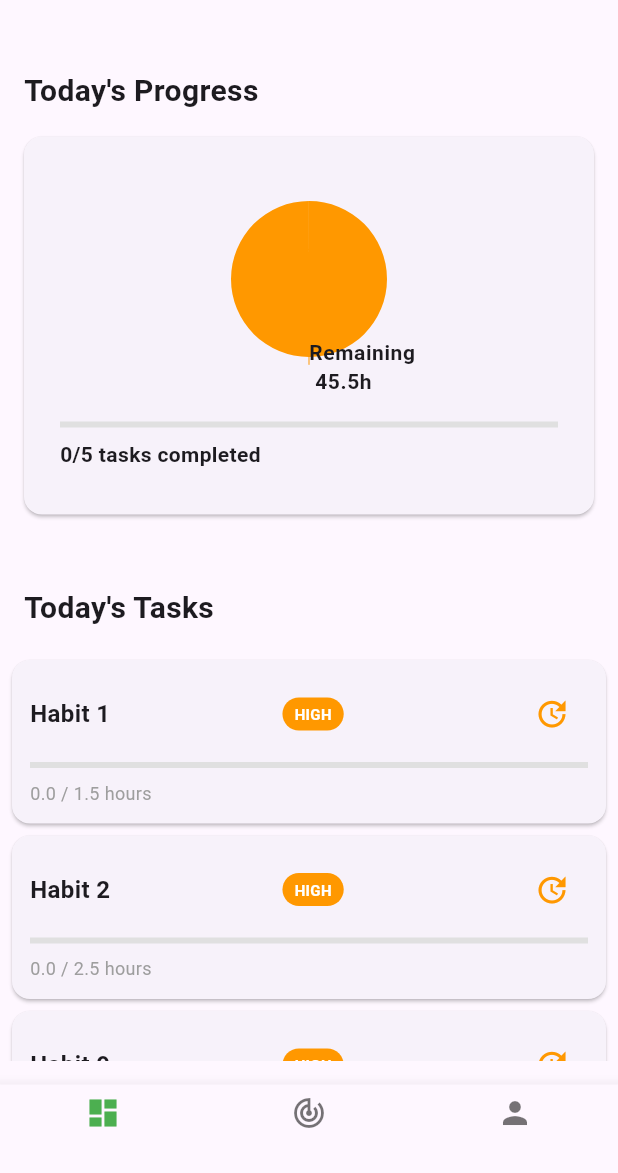
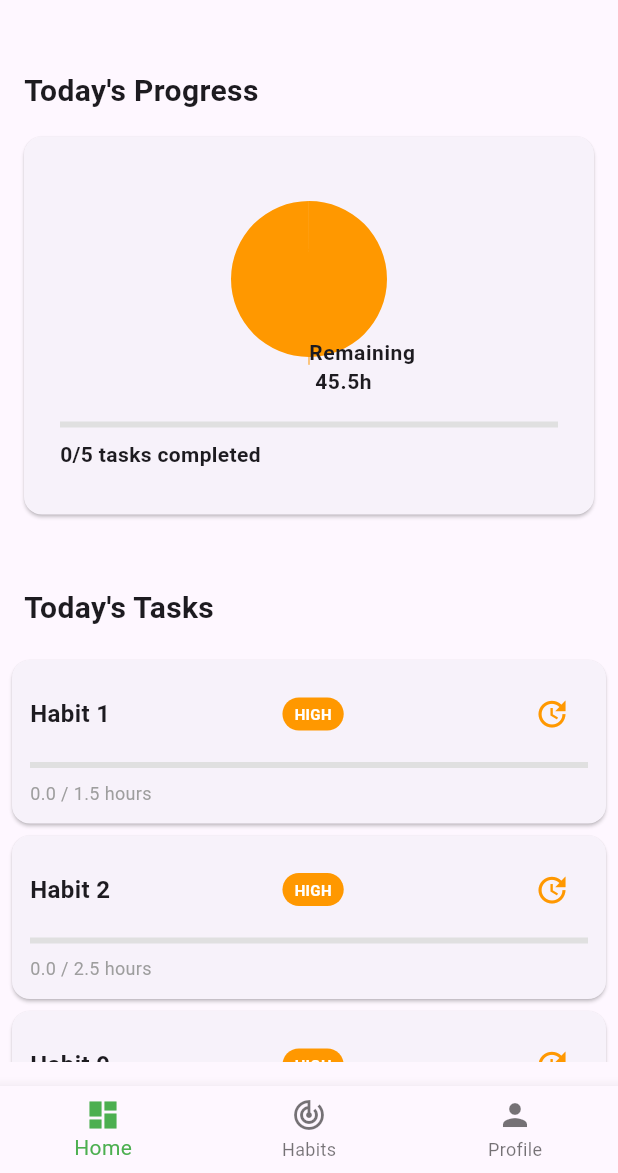
Before and after one commit to sk4ndal-commits/habitlyy, a Flutter app: the screen it shows after launch, on a phone screen of 412 x 824 dp, the part 63-1236 px from its top. Run offline on Flutter 3.47's test engine with Material 3 defaults, Android fonts, the phone set to English and light mode, and no system bars; our stand-ins replace get_it, syncfusion_flutter_charts.

Commit message:
Add bottom navbar labels

```diff
--- a/lib/homepage/homepage_view.dart
+++ b/lib/homepage/homepage_view.dart
@@ -1,5 +1,6 @@
 import 'package:flutter/material.dart';
 
+import '../generated/l10n.dart';
 import '../views/dashboard/dashboard_view.dart';
 import '../views/habits/habits_list_view.dart';
 
@@ -48,15 +49,15 @@ class _HomePageViewState extends State<HomePageView> {
         items: <BottomNavigationBarItem>[
           BottomNavigationBarItem(
             icon: Icon(Icons.dashboard),
-            label: '',
+            label: S.of(context)?.navbar_home ?? '',
           ),
           BottomNavigationBarItem(
             icon: Icon(Icons.track_changes),
-            label: '',
+            label: S.of(context)?.navbar_habits ?? '',
           ),
           BottomNavigationBarItem(
             icon: Icon(Icons.person),
-            label: '',
+            label: S.of(context)?.navbar_profile ?? '',
           ),
         ],
         currentIndex: _selectedIndex,
```
